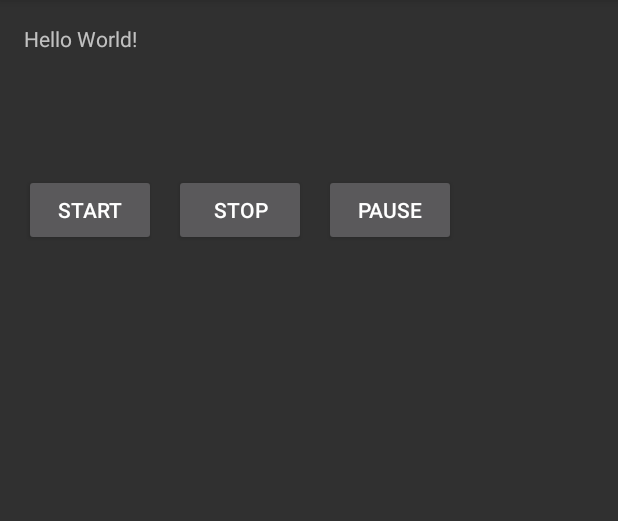
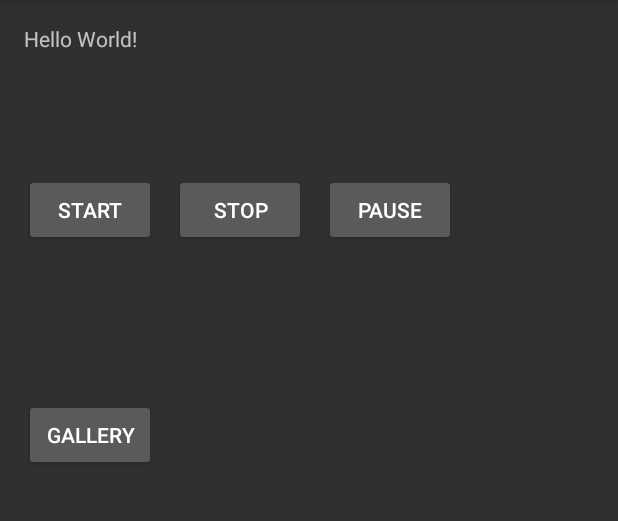
Before and after one commit to mukeshmk/AndroidStudioProjects, an Android app: the screen it shows after launch (MainActivity), on a phone screen of 412 x 824 dp, the part 84-605 px from its top. Run offline under Robolectric (Android 15) with nearby library versions, the phone set to English and light mode, and no system bars.

Commit message:
Open Gallery
Open Gallery

```diff
--- a/LabEx11/app/src/main/java/com/example/mk/labex11/MainActivity.java
+++ b/LabEx11/app/src/main/java/com/example/mk/labex11/MainActivity.java
@@ -1,15 +1,22 @@
 package com.example.mk.labex11;
 
+import android.content.Intent;
+import android.graphics.Bitmap;
 import android.media.MediaPlayer;
+import android.net.Uri;
+import android.provider.MediaStore;
 import android.support.v7.app.AppCompatActivity;
 import android.os.Bundle;
 import android.view.View;
 import android.widget.Button;
+import android.widget.ImageView;
 import android.widget.Toast;
+
+import java.io.IOException;
 
 public class MainActivity extends AppCompatActivity implements View.OnClickListener {
 
-    Button start1, stop1, pause1;
+    Button start1, stop1, pause1,gal;
     MediaPlayer mp = new MediaPlayer();
 
     @Override
@@ -19,17 +26,19 @@ public class MainActivity extends AppCompatActivity implements View.OnClickListe
         start1 = (Button) findViewById(R.id.start);
         stop1 = (Button) findViewById(R.id.stop);
         pause1 = (Button) findViewById(R.id.pause);
+        gal = (Button) findViewById(R.id.gal);
 
         start1.setOnClickListener(this);
         stop1.setOnClickListener(this);
         pause1.setOnClickListener(this);
+        gal.setOnClickListener(this);
 
 
         //  final MediaPlayer mp=new MediaPlayer();
         try {
             //you can change the path, here path is external directory(e.g. sdcard) /Music/maine.mp3
             // mp.setDataSource(Environment.getExternalStorageDirectory().getPath()+"/sdcard/Music/Song.mp3");
-            mp.setDataSource("/sdcard/Ringtones/hangouts_message.ogg");
+            mp.setDataSource("/sdcard1/Music/song.mp3");
             mp.prepare();
             // mp.start();
         } catch (Exception e) {
@@ -50,6 +59,33 @@ public class MainActivity extends AppCompatActivity implements View.OnClickListe
             case R.id.stop:
                 mp.stop();
                 break;
+            case R.id.gal:
+                Toast.makeText(this, "button", Toast.LENGTH_SHORT).show();
+                Intent intent = new Intent();
+                intent.setType("image/*");
+                intent.setAction(Intent.ACTION_GET_CONTENT);
+                startActivityForResult(Intent.createChooser(intent, "Select Picture"), 3);
+                break;
+        }
+    }
+
+    protected void onActivityResult(int requestCode, int resultCode, Intent data) {
+        super.onActivityResult(requestCode, resultCode, data);
+
+        if (requestCode == 3 && resultCode == RESULT_OK && data != null && data.getData() != null) {
+
+            Uri uri = data.getData();
+
+            try {
+                Bitmap bitmap = MediaStore.Images.Media.getBitmap(getContentResolver(), uri);
+                //   Log.d(TAG, String.valueOf(bitmap));
+
+                ImageView imageView = (ImageView) findViewById(R.id.iv);
+                imageView.setImageBitmap(bitmap);
+                imageView.setVisibility(View.VISIBLE);
+            } catch (IOException e) {
+                e.printStackTrace();
+            }
         }
     }
 }
--- a/LabEx11/app/src/main/res/layout/activity_main.xml
+++ b/LabEx11/app/src/main/res/layout/activity_main.xml
@@ -36,4 +36,16 @@
             android:text="pause"
             android:id="@+id/pause"/>
     </MediaController>
+    <ImageView
+        android:layout_width="wrap_content"
+        android:layout_height="wrap_content"
+        android:layout_marginTop="180dp"
+        android:id="@+id/iv"
+        android:visibility="invisible"/>
+    <Button
+        android:layout_width="wrap_content"
+        android:layout_height="wrap_content"
+        android:layout_marginTop="250dp"
+        android:text="gallery"
+        android:id="@+id/gal"/>
 </RelativeLayout>
```
